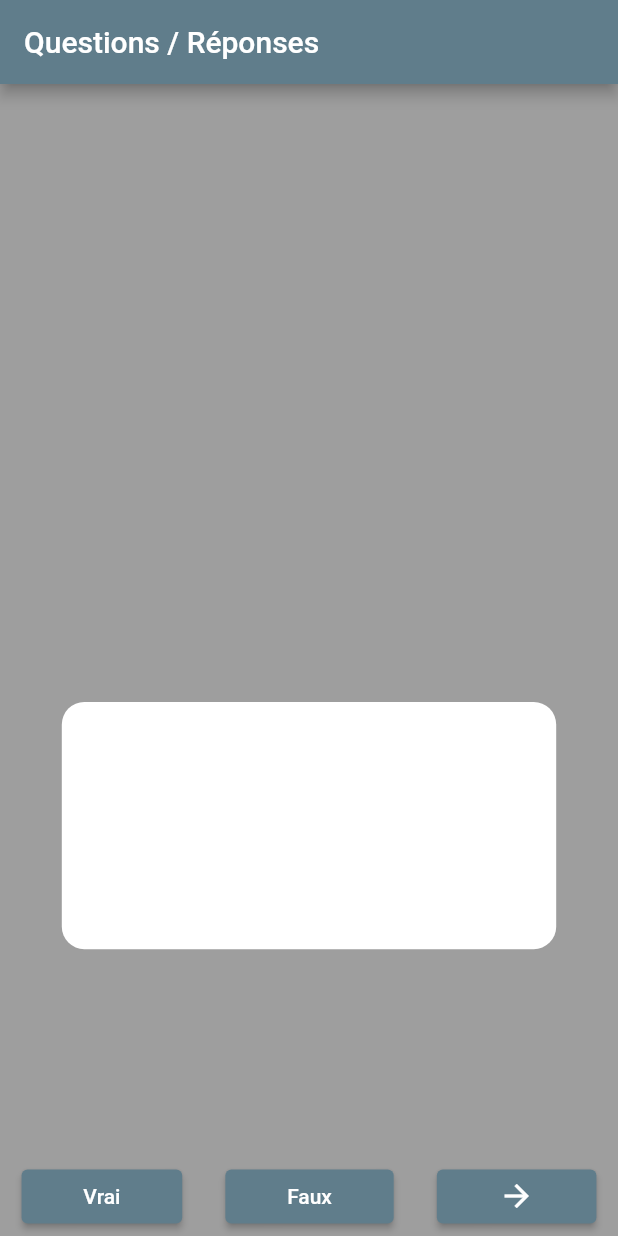
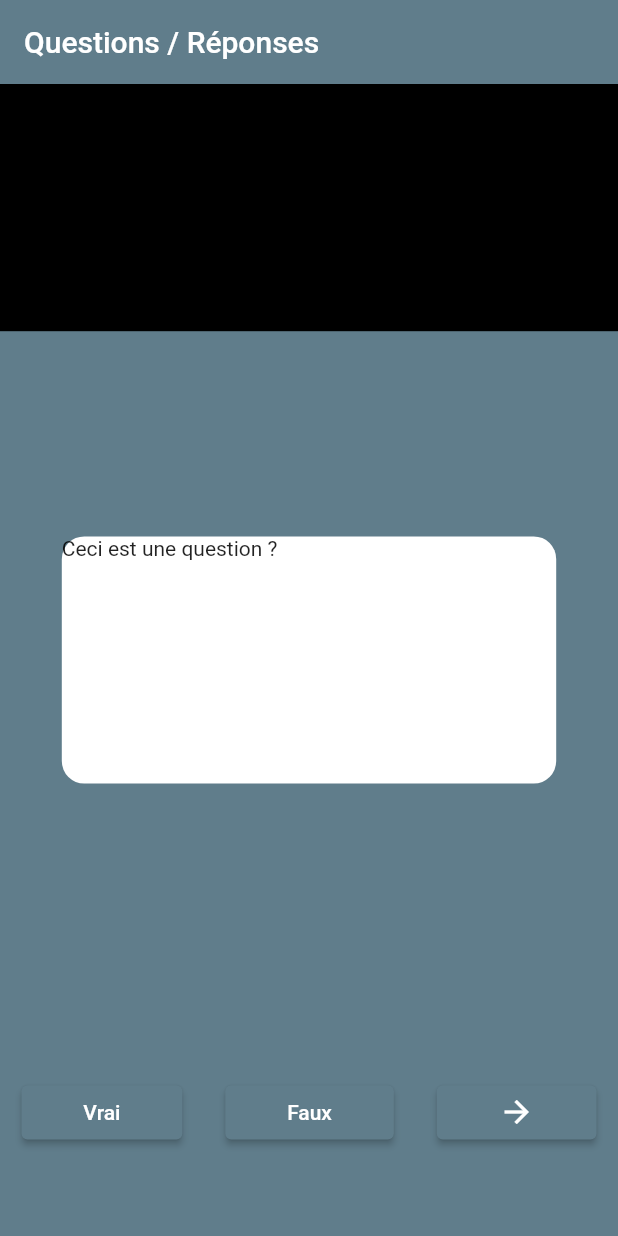
Before and after one commit to benjaminAd/questions_reponses, a Flutter app: the screen it shows after launch, on a phone screen of 412 x 824 dp. Run offline on Flutter 3.47's test engine with Material 2 defaults, Android fonts, the light colour scheme and no system bars.

Commit message:
Check question OK

```diff
--- a/lib/home.dart
+++ b/lib/home.dart
@@ -1,4 +1,5 @@
 import 'package:flutter/material.dart';
+import 'package:questions_reponses/model/question.dart';
 
 class HomePage extends StatefulWidget {
   const HomePage({Key? key}) : super(key: key);
@@ -8,28 +9,64 @@ class HomePage extends StatefulWidget {
 }
 
 class _HomePageState extends State<HomePage> {
+  final List<Question> questions = [
+    new Question("Ceci est une question ? ", false),
+    new Question("Ceci est une  ? ", false),
+    new Question("Ceci  une question ? ", false),
+    new Question(" est une question ? ", false),
+    new Question("Ceci est  question ? ", false)
+  ];
+  late Question question;
+
+  var nbgoodanswer = 0;
+  var nbquestion = 0;
+
+  _HomePageState() {
+    question = questions[nbquestion];
+  }
+
+  _checkanswer(bool answer, BuildContext context) {
+    var flag = (answer == questions[nbquestion].correctAnswer);
+    ScaffoldMessenger.of(context).showSnackBar(new SnackBar(
+      content: Text(
+          flag ? "Vous avez trouvé une bonne réponse!" : "C'est dommage ..."),
+    ));
+    _changeQuestion(flag);
+  }
+
+  _changeQuestion(bool flagreceived) {
+    setState(() {
+      if (flagreceived) {
+        nbgoodanswer += 1;
+        nbquestion += 1;
+        question = questions[nbquestion];
+      } else {
+        nbquestion += 1;
+        question = questions[nbquestion];
+      }
+    });
+  }
+
   @override
   Widget build(BuildContext context) {
     return Scaffold(
       appBar: AppBar(
         title: Text("Questions / Réponses"),
       ),
-      body: SingleChildScrollView(
-        child: Container(
-          width: MediaQuery.of(context).size.width,
-          height: MediaQuery.of(context).size.height,
-          decoration: BoxDecoration(
-            color: Colors.grey,
-          ),
-          child: Column(
+      backgroundColor: Colors.blueGrey,
+      body: Column(
+        mainAxisAlignment: MainAxisAlignment.spaceBetween,
         children: [
           Container(
             width: MediaQuery.of(context).size.width,
-                height: MediaQuery.of(context).size.height * 0.4,
+            height: MediaQuery.of(context).size.height * 0.2,
+            decoration: BoxDecoration(
+              color: Colors.black,
+            ),
           ),
           Container(
             width: MediaQuery.of(context).size.width,
-                height: MediaQuery.of(context).size.height * 0.4,
+            height: MediaQuery.of(context).size.height * 0.3,
             child: Center(
               child: Container(
                 width: MediaQuery.of(context).size.width * 0.8,
@@ -38,36 +75,33 @@ class _HomePageState extends State<HomePage> {
                   color: Colors.white,
                   borderRadius: BorderRadius.circular(15.0),
                 ),
+                child: Text(question.question),
               ),
             ),
           ),
-              Expanded(
-                child: Align(
-                  alignment: FractionalOffset.bottomCenter,
-                  child: Container(
-                    alignment: FractionalOffset.center,
+          Container(
+            alignment: Alignment.center,
+            height: MediaQuery.of(context).size.height * 0.2,
             child: Row(
               mainAxisAlignment: MainAxisAlignment.spaceAround,
               children: [
                 ElevatedButton(
-                          onPressed: () => {},
+                  onPressed: () => {_checkanswer(true, context)},
                   style: ButtonStyle(
                     padding: MaterialStateProperty.all<EdgeInsets>(
                         EdgeInsets.symmetric(
                             horizontal:
-                                        MediaQuery.of(context).size.width *
-                                            0.1)),
+                                MediaQuery.of(context).size.width * 0.1)),
                   ),
                   child: Text("Vrai"),
                 ),
                 ElevatedButton(
-                          onPressed: () => {},
+                  onPressed: () => {_checkanswer(false, context)},
                   style: ButtonStyle(
                     padding: MaterialStateProperty.all<EdgeInsets>(
                         EdgeInsets.symmetric(
                             horizontal:
-                                        MediaQuery.of(context).size.width *
-                                            0.1)),
+                                MediaQuery.of(context).size.width * 0.1)),
                   ),
                   child: Text("Faux"),
                 ),
@@ -77,19 +111,14 @@ class _HomePageState extends State<HomePage> {
                     padding: MaterialStateProperty.all<EdgeInsets>(
                         EdgeInsets.symmetric(
                             horizontal:
-                                        MediaQuery.of(context).size.width *
-                                            0.1)),
+                                MediaQuery.of(context).size.width * 0.1)),
                   ),
                   child: Icon(Icons.arrow_forward),
                 ),
               ],
             ),
           ),
-                ),
-              ),
         ],
-          ),
-        ),
       ),
     );
   }
--- a/lib/model/question.dart
+++ b/lib/model/question.dart
@@ -1,6 +1,8 @@
 class Question {
-  Question(
-      {required String question,
-      required String imagePath,
-      required bool correctAnswer});
+  String question;
+  bool correctAnswer;
+
+  Question(this.question, this.correctAnswer);
+
+
 }
```
Lines whose indentation alone changed are shown as unchanged.
